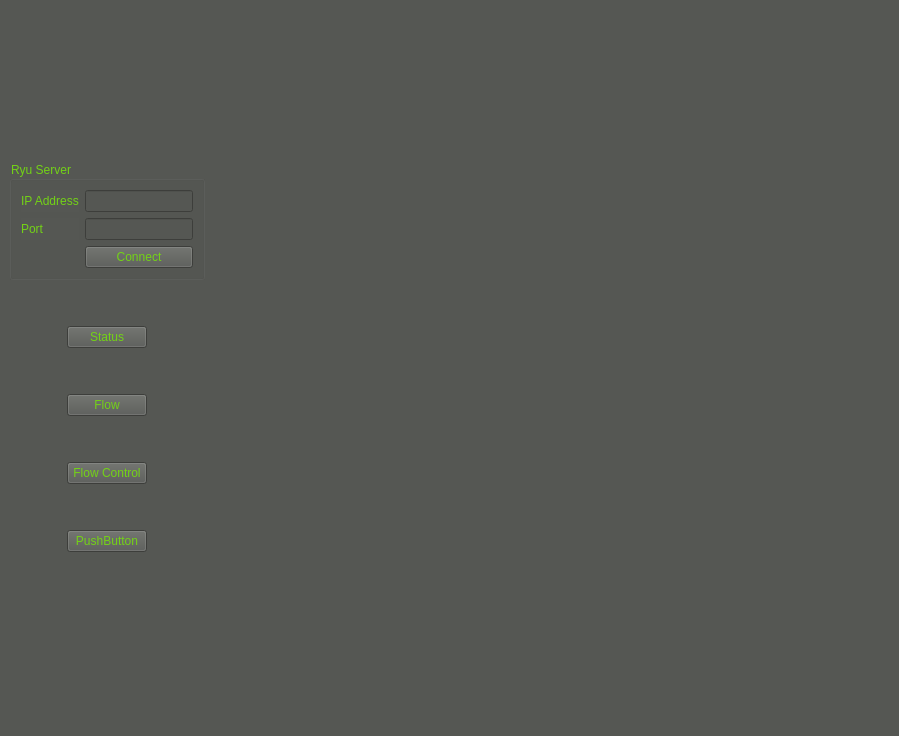
Above: GUI/flowmanager.ui from Gaopeng-Bai/QT_flowmanager before the change. Below: the same form after it.
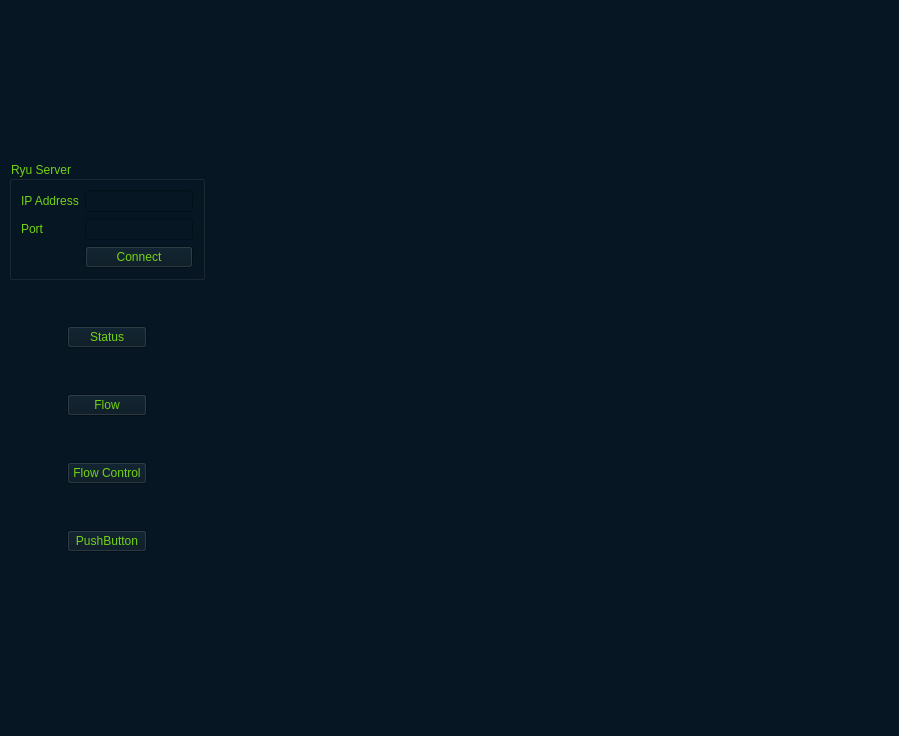
That is the form after the change.

```diff
--- a/GUI/flowmanager.ui
+++ b/GUI/flowmanager.ui
@@ -14,7 +14,7 @@
    <string>MainWindow</string>
   </property>
   <property name="styleSheet">
-   <string notr="true">background-color: rgb(85, 87, 83);
+   <string notr="true">background-color: rgb(6, 22, 34);
 color: rgb(115, 210, 22);</string>
   </property>
   <widget class="QWidget" name="centralwidget">
```
Left out of the diff: 6 changed lines with no effect on the pictures.
